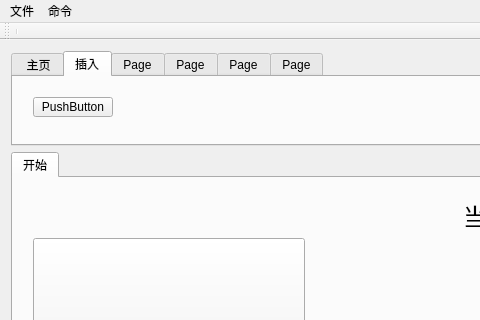
First picture: the form in mainwindow.ui, repository charon-cheung/QSketch, before the edit; both pictures show x 0 to 480 and y 0 to 320 of the 662 by 585 pixel window.
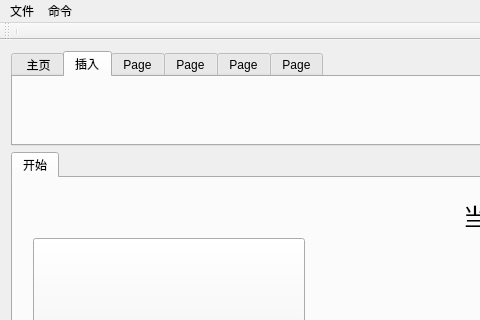
Second picture: the form after the edit. The open tabs and pages were chosen to show the change. Icons and pictures are not drawn.

The edit to the form file:
```diff
--- a/mainwindow.ui
+++ b/mainwindow.ui
@@ -295,19 +295,6 @@
          <attribute name="title">
           <string>插入</string>
          </attribute>
-         <widget class="QPushButton" name="pushButton">
-          <property name="geometry">
-           <rect>
-            <x>20</x>
-            <y>20</y>
-            <width>80</width>
-            <height>20</height>
-           </rect>
-          </property>
-          <property name="text">
-           <string>PushButton</string>
-          </property>
-         </widget>
         </widget>
         <widget class="QWidget" name="tab_5">
          <attribute name="title">
```
Left out of the diff: 7 changed lines with no effect on the pictures.
